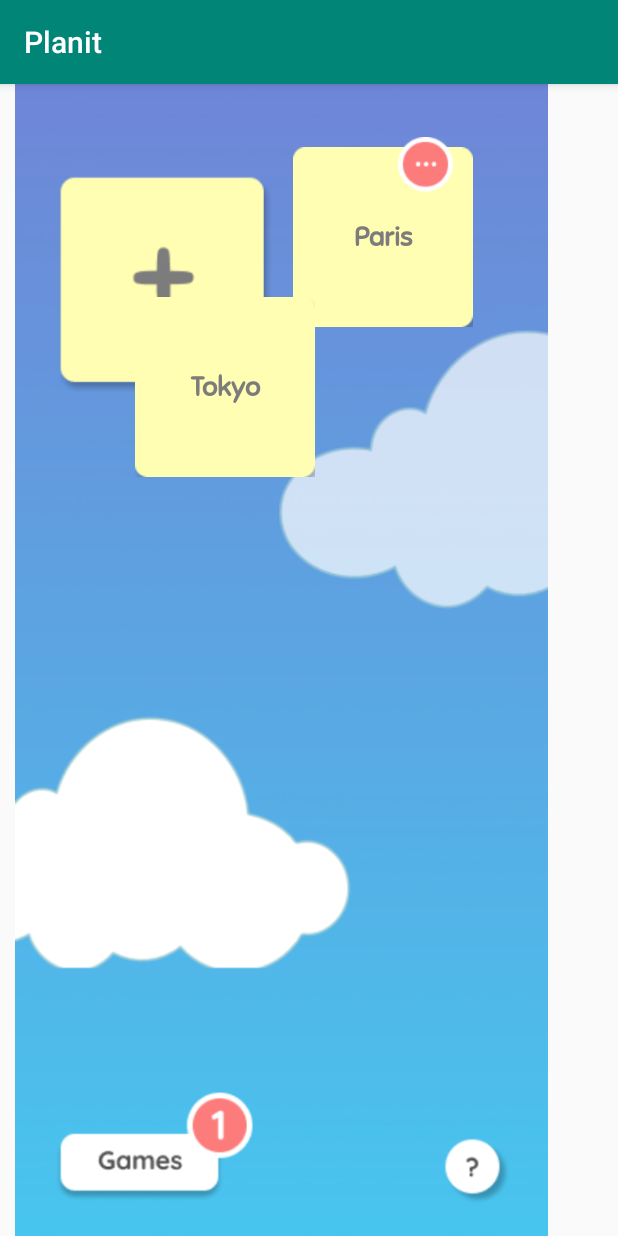
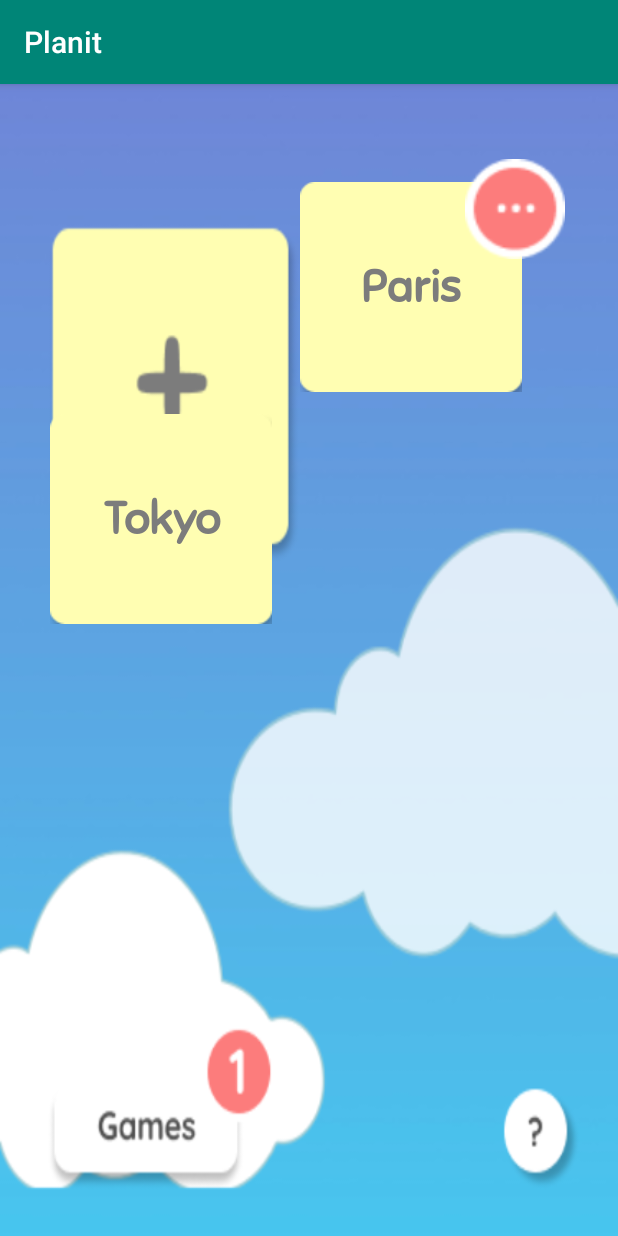
Before and after one commit to cjiang92398/planit, an Android app: the Home screen opened directly, with no data from a screen before it, on a phone screen of 412 x 824 dp. Run offline under Robolectric (Android 15) with nearby library versions, the phone set to English and light mode, and no system bars.

Commit message:
scaled to Nexus4

```diff
--- a/app/src/main/java/edu/stanford/cs147/planit/MainActivity.java
+++ b/app/src/main/java/edu/stanford/cs147/planit/MainActivity.java
@@ -41,6 +41,7 @@ public class MainActivity extends AppCompatActivity {
 
                 //start activity
                 else {
+                    //startActivity(new Intent(MainActivity.this, FinalPlan.class));
                     startActivity(new Intent(MainActivity.this, Home.class));
                 }
             }
--- a/app/src/main/res/layout/activity_home.xml
+++ b/app/src/main/res/layout/activity_home.xml
@@ -4,30 +4,25 @@
     xmlns:tools="http://schemas.android.com/tools"
     android:layout_width="match_parent"
     android:layout_height="match_parent"
-    tools:context=".Home">
-
-    <ImageView
-        android:src="@drawable/homescreen"
-        android:layout_width="wrap_content"
-        android:layout_height="wrap_content"
-        />
+    tools:context=".Home"
+    android:background="@drawable/homescreen">
 
     <View
         android:id="@+id/horizontalMargin1"
-        android:layout_width="90dp"
+        android:layout_width="33dp"
         android:layout_height="match_parent"
         />
 
     <View
         android:id="@+id/verticalMargin1"
         android:layout_width="match_parent"
-        android:layout_height="42dp"
+        android:layout_height="65dp"
         />
 
     <Button
         android:id="@+id/addGame"
-        android:layout_width="90dp"
-        android:layout_height="90dp"
+        android:layout_width="148dp"
+        android:layout_height="140dp"
         android:layout_toRightOf="@id/horizontalMargin1"
         android:layout_below="@id/verticalMargin1"
         android:background="@android:color/transparent"
@@ -35,46 +30,40 @@
 
     <View
         android:id="@+id/horizontalMargin2"
-        android:layout_width="195dp"
+        android:layout_width="200dp"
         android:layout_height="match_parent"
-        />
-
-    <View
-        android:id="@+id/verticalMargin2"
-        android:layout_width="match_parent"
-        android:layout_height="42dp"
         />
 
     <ImageButton
         android:id="@+id/destination1"
         android:src="@drawable/destinationbutton"
-        android:layout_width="180px"
-        android:layout_height="180px"
+        android:layout_width="148dp"
+        android:layout_height="140dp"
         android:scaleType="fitXY"
         android:layout_toRightOf="@id/horizontalMargin2"
-        android:layout_below="@id/verticalMargin2"
+        android:layout_below="@id/verticalMargin1"
         android:background="@android:color/transparent"
         />
 
     <TextView
         android:id="@+id/destination1Text"
-        android:layout_width="180px"
-        android:layout_height="180px"
+        android:layout_width="148dp"
+        android:layout_height="140dp"
         android:inputType="textMultiLine"
-        android:textSize="16dp"
         android:background="@null"
+        android:textSize="30sp"
         android:textColor="#7C7C7C"
         android:fontFamily="@font/sniglet"
         android:text="Paris"
         android:gravity="center"
         android:layout_toRightOf="@id/horizontalMargin2"
-        android:layout_below="@id/verticalMargin2"
+        android:layout_below="@id/verticalMargin1"
         android:textStyle="bold"
         android:visibility="visible"
         android:autoSizeTextType="uniform"
         android:autoSizeStepGranularity="2sp"
         android:autoSizeMinTextSize="10sp"
-        android:autoSizeMaxTextSize="19sp"
+        android:autoSizeMaxTextSize="30sp"
         />
 
     <View
@@ -85,21 +74,21 @@
 
     <View
         android:id="@+id/horizontalMargine1"
-        android:layout_width="265dp"
+        android:layout_width="310dp"
         android:layout_height="match_parent"
         />
 
     <View
         android:id="@+id/verticalMarginx1"
         android:layout_width="match_parent"
-        android:layout_height="35dp"
+        android:layout_height="50dp"
         />
 
     <ImageView
         android:id="@+id/exclamation1"
         android:src="@drawable/exclamationannotation"
-        android:layout_width="55px"
-        android:layout_height="55px"
+        android:layout_width="100px"
+        android:layout_height="100px"
         android:scaleType="fitXY"
         android:layout_toRightOf="@id/horizontalMargine1"
         android:layout_below="@id/verticalMarginx1"
@@ -110,8 +99,8 @@
     <ImageView
         android:id="@+id/ellipses1"
         android:src="@drawable/ellipsesannotation"
-        android:layout_width="55px"
-        android:layout_height="55px"
+        android:layout_width="100px"
+        android:layout_height="100px"
         android:scaleType="fitXY"
         android:layout_toRightOf="@id/horizontalMargine1"
         android:layout_below="@id/verticalMarginx1"
@@ -122,8 +111,8 @@
     <ImageButton
         android:id="@+id/x1"
         android:src="@drawable/x"
-        android:layout_width="55px"
-        android:layout_height="55px"
+        android:layout_width="100px"
+        android:layout_height="100px"
         android:scaleType="fitXY"
         android:layout_toRightOf="@id/horizontalMarginx1"
         android:layout_below="@id/verticalMarginx1"
@@ -131,18 +120,17 @@
         android:background="@android:color/transparent"
         />
 
-
     <View
-        android:id="@+id/verticalMargin6"
+        android:id="@+id/verticalMargin4"
         android:layout_width="match_parent"
-        android:layout_height="142dp"
+        android:layout_height="220dp"
         />
 
     <ImageButton
         android:id="@+id/destination2"
         android:src="@drawable/destinationbutton"
-        android:layout_width="180px"
-        android:layout_height="180px"
+        android:layout_width="148dp"
+        android:layout_height="140dp"
         android:scaleType="fitXY"
         android:layout_toRightOf="@id/horizontalMargin1"
         android:layout_below="@id/verticalMargin4"
@@ -151,11 +139,11 @@
 
     <TextView
         android:id="@+id/destination2Text"
-        android:layout_width="180px"
-        android:layout_height="180px"
+        android:layout_width="148dp"
+        android:layout_height="140dp"
         android:inputType="textMultiLine"
-        android:textSize="16dp"
         android:background="@null"
+        android:textSize="30sp"
         android:textColor="#7C7C7C"
         android:fontFamily="@font/sniglet"
         android:text="Tokyo"
@@ -167,26 +155,26 @@
         android:autoSizeTextType="uniform"
         android:autoSizeStepGranularity="2sp"
         android:autoSizeMinTextSize="10sp"
-        android:autoSizeMaxTextSize="19sp"
+        android:autoSizeMaxTextSize="30sp"
         />
 
     <View
         android:id="@+id/horizontalMarginx3"
-        android:layout_width="170px"
+        android:layout_width="40px"
         android:layout_height="match_parent"
         />
 
     <View
         android:id="@+id/horizontalMargine2"
-        android:layout_width="320px"
+        android:layout_width="290px"
         android:layout_height="match_parent"
         />
 
     <ImageView
         android:id="@+id/exclamation2"
         android:src="@drawable/exclamationannotation"
-        android:layout_width="55px"
-        android:layout_height="55px"
+        android:layout_width="100px"
+        android:layout_height="100px"
         android:scaleType="fitXY"
         android:layout_toRightOf="@id/horizontalMargine2"
         android:layout_below="@id/verticalMarginx2"
@@ -194,11 +182,17 @@
         android:background="@android:color/transparent"
         />
 
+    <View
+        android:id="@+id/verticalMarginx2"
+        android:layout_width="match_parent"
+        android:layout_height="210dp"
+        />
+
     <ImageView
         android:id="@+id/ellipses2"
         android:src="@drawable/ellipsesannotation"
-        android:layout_width="55px"
-        android:layout_height="55px"
+        android:layout_width="100px"
+        android:layout_height="100px"
         android:scaleType="fitXY"
         android:layout_toRightOf="@id/horizontalMargine2"
         android:layout_below="@id/verticalMarginx2"
@@ -209,8 +203,8 @@
     <ImageButton
         android:id="@+id/x2"
         android:src="@drawable/x"
-        android:layout_width="55px"
-        android:layout_height="55px"
+        android:layout_width="100px"
+        android:layout_height="100px"
         android:scaleType="fitXY"
         android:visibility="gone"
         android:layout_toRightOf="@id/horizontalMarginx3"
@@ -225,70 +219,21 @@
         />
 
     <View
-        android:id="@+id/verticalMargin4"
-        android:layout_width="match_parent"
-        android:layout_height="142dp"
-        />
-
-    <View
-        android:id="@+id/verticalMarginx2"
-        android:layout_width="match_parent"
-        android:layout_height="140dp"
-        />
-
-    <ImageView
-        android:id="@+id/exclamation3"
-        android:src="@drawable/exclamationannotation"
-        android:layout_width="55px"
-        android:layout_height="55px"
-        android:scaleType="fitXY"
-        android:layout_toRightOf="@id/horizontalMargine1"
-        android:layout_below="@id/verticalMarginx2"
-        android:visibility="gone"
-        android:background="@android:color/transparent"
-        />
-
-    <ImageView
-        android:id="@+id/ellipses3"
-        android:src="@drawable/ellipsesannotation"
-        android:layout_width="55px"
-        android:layout_height="55px"
-        android:scaleType="fitXY"
-        android:layout_toRightOf="@id/horizontalMargine1"
-        android:layout_below="@id/verticalMarginx2"
-        android:visibility="gone"
-        android:background="@android:color/transparent"
-        />
-
-
-    <ImageButton
-        android:id="@+id/x3"
-        android:src="@drawable/x"
-        android:layout_width="55px"
-        android:layout_height="55px"
-        android:scaleType="fitXY"
-        android:layout_toRightOf="@id/horizontalMarginx1"
-        android:layout_below="@id/verticalMarginx2"
-        android:visibility="gone"
-        android:background="@android:color/transparent"
-        />
-
-    <View
         android:id="@+id/verticalMargin5"
         android:layout_width="match_parent"
-        android:layout_height="465dp"
+        android:layout_height="440dp"
         />
 
     <View
         android:id="@+id/horizontalMargin5"
-        android:layout_width="90dp"
+        android:layout_width="35dp"
         android:layout_height="match_parent"
         />
 
     <Button
         android:id="@+id/games"
-        android:layout_width="70dp"
-        android:layout_height="27dp"
+        android:layout_width="120dp"
+        android:layout_height="45dp"
         android:layout_toRightOf="@id/horizontalMargin5"
         android:layout_below="@id/verticalMargin5"
         android:background="@android:color/transparent"
```
Also changed, not shown: app/src/main/AndroidManifest.xml (+12 -6 lines), app/src/main/java/edu/stanford/cs147/planit/DestinationSetting.java (+14 -0 lines), app/src/main/java/edu/stanford/cs147/planit/FinalPlan.java (added, +41 -0 lines), app/src/main/java/edu/stanford/cs147/planit/UpdatedHomePage.java (+10 -8 lines), app/src/main/res/layout/activity_destination_setting.xml (+44 -27 lines), app/src/main/res/layout/activity_final_plan.xml (added, +62 -0 lines), app/src/main/res/layout/activity_main.xml (+13 -34 lines), app/src/main/res/layout/activity_updated_home_page.xml (+56 -78 lines), app/src/main/res/drawable/destinationsetting.png, app/src/main/res/drawable/finalplan.png (added), app/src/main/res/drawable/homescreen.png, app/src/main/res/drawable/loginpage.png.
